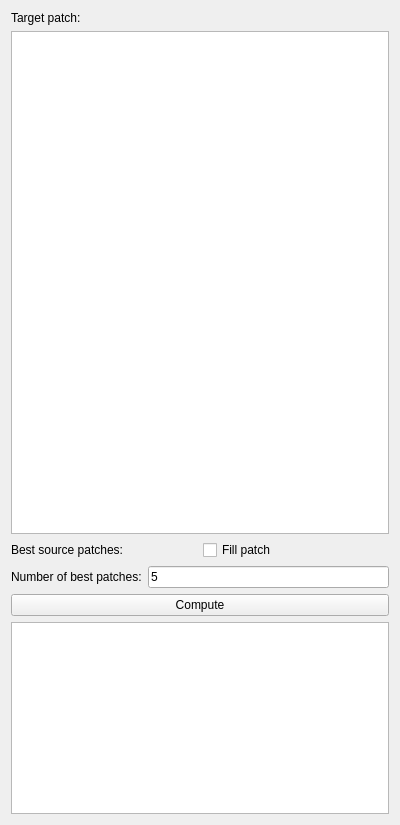
Before: the Qt Designer form TopPatchesWidget.ui in daviddoria/InteractivePatchComparison, drawn with Qt 5.
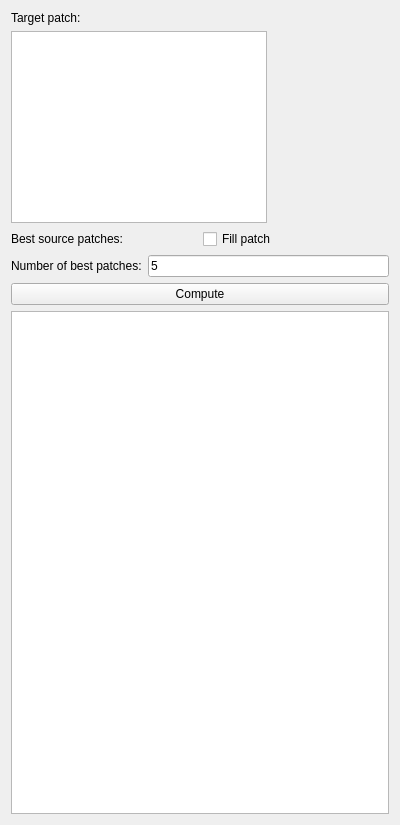
After: the same form once the commit is applied.

Commit message:
Move left panel into a widget so the sizePolicy can be set.
Cannot set sizePolicy on a layout item, but if you create
a widget and set the layout of that widget, you can.

Closes #4.

Patch:
```diff
--- a/TopPatchesWidget.ui
+++ b/TopPatchesWidget.ui
@@ -26,7 +26,14 @@
         </widget>
        </item>
        <item>
-        <widget class="QGraphicsView" name="gfxTargetPatch"/>
+        <widget class="QGraphicsView" name="gfxTargetPatch">
+         <property name="sizePolicy">
+          <sizepolicy hsizetype="Maximum" vsizetype="Fixed">
+           <horstretch>0</horstretch>
+           <verstretch>0</verstretch>
+          </sizepolicy>
+         </property>
+        </widget>
        </item>
        <item>
         <layout class="QHBoxLayout" name="horizontalLayout_2">
```
The commit also changes 7 other files.
